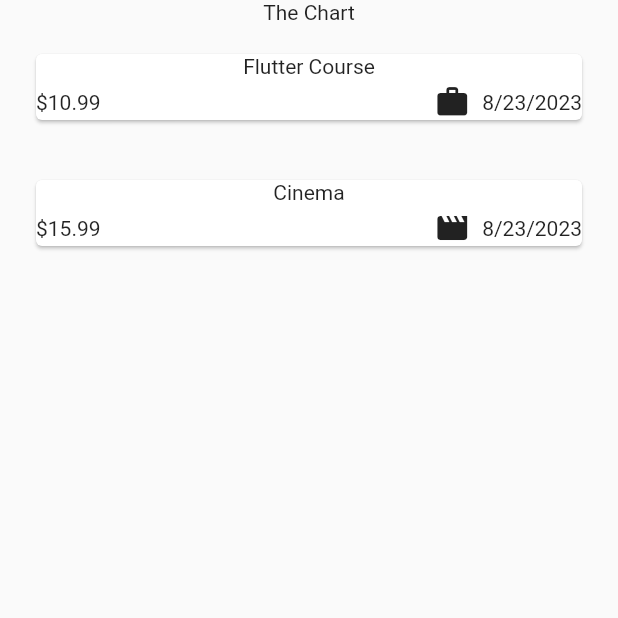
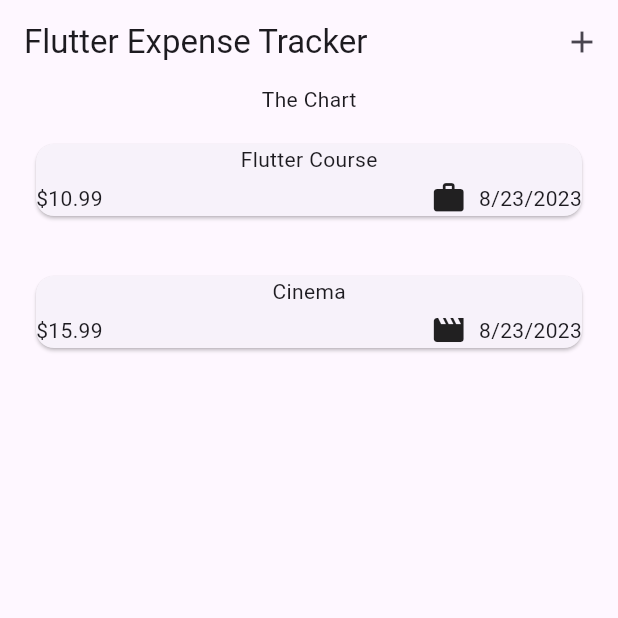
Before and after one commit to sophiagavrila/flutter_expense_tracker, a Flutter app: the screen it shows after launch, on a phone screen of 412 x 824 dp, the top half of it. Run offline on Flutter 3.47's test engine with Material 2 defaults, Android fonts, the phone set to English and light mode, and no system bars.

Commit message:
add App Bar

```diff
--- a/lib/widgets/expenses.dart
+++ b/lib/widgets/expenses.dart
@@ -19,6 +19,15 @@
   @override
   Widget build(BuildContext context) {
     return Scaffold(
+      appBar: AppBar(
+        title: const Text('Flutter Expense Tracker'),
+        actions: [
+          IconButton(
+            onPressed: () {},
+            icon: const Icon(Icons.add)
+          )
+        ],
+      ),
       body: Column(
         children: [
           const Text('The Chart'),
```
Also changed, not shown: lib/main.dart (+5 -3 lines).
